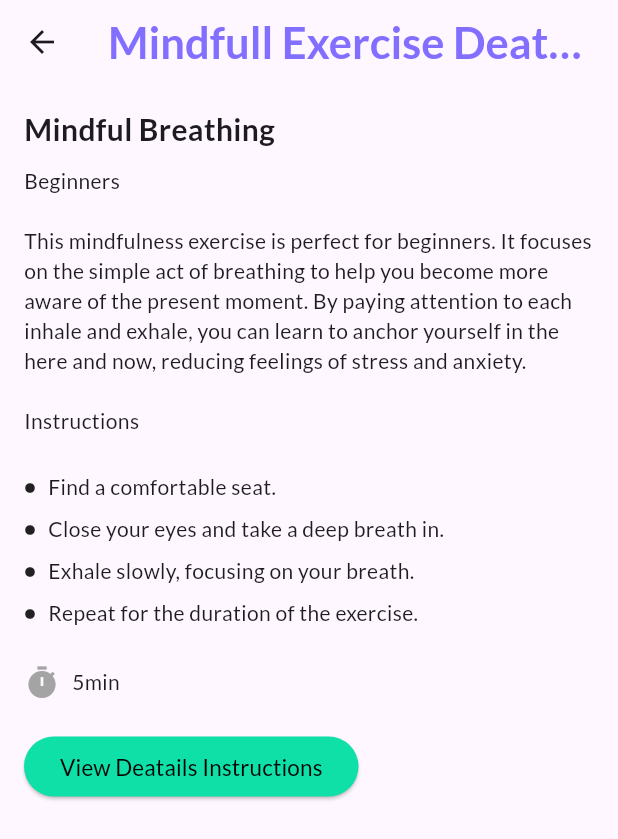
After one commit to pradeepjayathilaka/Meditator_app, a Flutter app: the screen it shows after launch, after a tap on "Mindful Breathing", on a phone screen of 412 x 824 dp. The commit adds this screen. Shown: the top 839 px of the screen. Run offline on Flutter 3.47's test engine with Material 3 defaults, Android fonts, the phone set to English and light mode, and no system bars; our stand-ins replace flutter_svg, go_router, google_fonts.

Commit message:
Add mindfulness exercise details page and routing; update exercise URLs

```diff
--- a/lib/main_screens/minfull_exercises_page.dart
+++ b/lib/main_screens/minfull_exercises_page.dart
@@ -1,6 +1,10 @@
+import 'dart:convert';
+
 import 'package:flutter/material.dart';
+import 'package:go_router/go_router.dart';
 import 'package:meditator_app/models/mindfull_exercise_mdel.dart';
 import 'package:meditator_app/providers/mindfull_exercise_provide.dart';
+import 'package:meditator_app/router/router_names.dart';
 import 'package:meditator_app/utils/colors.dart';
 import 'package:meditator_app/utils/text_styles.dart';
 import 'package:provider/provider.dart';
@@ -69,7 +73,16 @@ class MinfullExercisesPage extends StatelessWidget {
                       itemBuilder: (context, index) {
                         MindfulnessExercise singleMindfulnessExercise =
                             mindfulnessExercisesnew.mindfullExercises[index];
-                        return Container(
+                        return GestureDetector(
+                          onTap: () {
+                            GoRouter.of(context).pushNamed(
+                                RouterNames.mindfullExercise,
+                                queryParameters: {
+                                  "mindfullExercise": jsonEncode(
+                                      singleMindfulnessExercise.toJson())
+                                });
+                          },
+                          child: Container(
                             margin: EdgeInsets.symmetric(vertical: 5),
                             decoration: BoxDecoration(
                               color: AppColors.primaryDarkBlue.withOpacity(0.1),
@@ -80,7 +93,8 @@ class MinfullExercisesPage extends StatelessWidget {
                                 borderRadius: BorderRadius.circular(10),
                                 child: Image.asset(
                                   singleMindfulnessExercise.imagePath,
-                                width: MediaQuery.of(context).size.width * 0.13,
+                                  width:
+                                      MediaQuery.of(context).size.width * 0.13,
                                   height:
                                       MediaQuery.of(context).size.width * 0.13,
                                   fit: BoxFit.cover,
@@ -95,9 +109,10 @@ class MinfullExercisesPage extends StatelessWidget {
                                 maxLines: 2,
                                 overflow: TextOverflow.ellipsis,
                                 style: AppTextStyles.bodyStyle.copyWith(
-                                color:
-                                    AppColors.primaryDarkBlue.withOpacity(0.7),
+                                  color: AppColors.primaryDarkBlue
+                                      .withOpacity(0.7),
                                   fontSize: 14,
+                                ),
                               ),
                             ),
                           ),
--- /dev/null
+++ b/lib/pages/mindfull_exercise_details_page.dart
@@ -0,0 +1,128 @@
+import 'package:flutter/material.dart';
+import 'package:meditator_app/models/mindfull_exercise_mdel.dart';
+import 'package:meditator_app/utils/colors.dart';
+import 'package:meditator_app/utils/text_styles.dart';
+import 'package:url_launcher/url_launcher.dart';
+
+class MindfullExerciseDetailsPage extends StatelessWidget {
+  final MindfulnessExercise mindfulnessExercise;
+  const MindfullExerciseDetailsPage({
+    super.key,
+    required this.mindfulnessExercise,
+  });
+  Future<void> _launchUrl(String url) async {
+    final Uri uri = Uri.parse(url);
+    if (await canLaunchUrl(uri)) {
+      await launchUrl(uri);
+    } else {
+      throw "Could not launvh $url";
+    }
+  }
+
+  @override
+  Widget build(BuildContext context) {
+    return Scaffold(
+      appBar: AppBar(
+        title: Text(
+          "Mindfull Exercise Deatails",
+          style: TextStyle(
+            fontSize: 29,
+            fontWeight: FontWeight.bold,
+            color: AppColors.primaryPurple,
+          ),
+        ),
+      ),
+      body: SafeArea(
+          child: SingleChildScrollView(
+        child: Padding(
+          padding: const EdgeInsets.symmetric(horizontal: 16, vertical: 16),
+          child: Column(
+            crossAxisAlignment: CrossAxisAlignment.start,
+            children: [
+              Text(
+                mindfulnessExercise.name,
+                style: AppTextStyles.titleStyle,
+              ),
+              const SizedBox(
+                height: 10,
+              ),
+              Text(
+                mindfulnessExercise.category,
+              ),
+              const SizedBox(
+                height: 20,
+              ),
+              Text(
+                mindfulnessExercise.description,
+              ),
+              const SizedBox(
+                height: 20,
+              ),
+              Text(
+                "Instructions",
+              ),
+              const SizedBox(
+                height: 20,
+              ),
+              ...mindfulnessExercise.instructions.map(
+                (instruction) => Padding(
+                  padding: EdgeInsets.symmetric(vertical: 4),
+                  child: Row(
+                    crossAxisAlignment: CrossAxisAlignment.center,
+                    children: [
+                      const Icon(
+                        Icons.circle,
+                        size: 8,
+                      ),
+                      SizedBox(
+                        width: 8,
+                      ),
+                      Expanded(
+                        child: Text(instruction),
+                      )
+                    ],
+                  ),
+                ),
+              ),
+              const SizedBox(
+                height: 20,
+              ),
+              Row(
+                children: [
+                  const Icon(
+                    Icons.timer,
+                    color: AppColors.primaryGrey,
+                  ),
+                  SizedBox(
+                    width: 8,
+                  ),
+                  Text(
+                    "${mindfulnessExercise.duration}min",
+                  ),
+                ],
+              ),
+              const SizedBox(
+                height: 20,
+              ),
+              ElevatedButton(
+                onPressed: () async {
+                  await _launchUrl(mindfulnessExercise.instructionsUrl);
+                },
+                style: ButtonStyle(
+                    backgroundColor:
+                        WidgetStateProperty.all<Color>(AppColors.primaryGreen)),
+                child: Text(
+                  "View Deatails Instructions",
+                  style: TextStyle(
+                    color: Colors.black,
+                    fontSize: 15,
+                  ),
+                ),
+              )
+            ],
+          ),
+        ),
+      )),
+    );
+  }
+}
--- a/lib/providers/mindfull_exercise_provide.dart
+++ b/lib/providers/mindfull_exercise_provide.dart
@@ -20,7 +20,7 @@ class MindfullExerciseProvide extends ChangeNotifier {
           "Repeat for the duration of the exercise."
         ],
         duration: 5,
-        instructionsUrl: "https://github.com/HGSChandeepa/Meditate",
+        instructionsUrl: "https://github.com/pradeepjayathilaka/Meditator_app",
         imagePath: "assets/images/mindfull.png",
       ),
       MindfulnessExercise(
@@ -36,7 +36,7 @@ class MindfullExerciseProvide extends ChangeNotifier {
         ],
         imagePath: "assets/images/mindfull.png",
         duration: 10,
-        instructionsUrl: "https://github.com/HGSChandeepa/Meditate",
+         instructionsUrl: "https://github.com/pradeepjayathilaka/Meditator_app",
       ),
       MindfulnessExercise(
         category: "Stress Relief",
@@ -51,7 +51,7 @@ class MindfullExerciseProvide extends ChangeNotifier {
           "Slowly move your attention up through your body, relaxing each part as you go."
         ],
         duration: 15,
-        instructionsUrl: "https://github.com/HGSChandeepa/Meditate",
+        instructionsUrl: "https://github.com/pradeepjayathilaka/Meditator_app",
       ),
       MindfulnessExercise(
         category: "Focus",
@@ -66,7 +66,7 @@ class MindfullExerciseProvide extends ChangeNotifier {
           "If your mind wanders, gently bring it back to the task at hand."
         ],
         duration: 10,
-        instructionsUrl: "https://github.com/HGSChandeepa/Meditate",
+         instructionsUrl: "https://github.com/pradeepjayathilaka/Meditator_app",
       ),
       MindfulnessExercise(
         category: "Anxiety Relief",
@@ -83,7 +83,7 @@ class MindfullExerciseProvide extends ChangeNotifier {
           "Identify one thing you can taste."
         ],
         duration: 10,
-        instructionsUrl: "https://github.com/HGSChandeepa/Meditate",
+        instructionsUrl: "https://github.com/pradeepjayathilaka/Meditator_app",
       ),
       MindfulnessExercise(
         category: "Mindfulness",
@@ -98,7 +98,7 @@ class MindfullExerciseProvide extends ChangeNotifier {
           "Focus on your breath and the rhythm of your movement."
         ],
         duration: 15,
-        instructionsUrl: "https://github.com/HGSChandeepa/Meditate",
+        instructionsUrl: "https://github.com/pradeepjayathilaka/Meditator_app",
       ),
       MindfulnessExercise(
         category: "Self-Acceptance",
@@ -113,7 +113,7 @@ class MindfullExerciseProvide extends ChangeNotifier {
           "Extend these phrases to others: 'May you be happy. May you be healthy. May you be safe. May you live with ease.'"
         ],
         duration: 10,
-        instructionsUrl: "https://github.com/HGSChandeepa/Meditate",
+        instructionsUrl: "https://github.com/pradeepjayathilaka/Meditator_app",
       ),
       MindfulnessExercise(
         category: "Relaxation",
@@ -128,7 +128,7 @@ class MindfullExerciseProvide extends ChangeNotifier {
           "Move up through your body, tensing and relaxing each muscle group."
         ],
         duration: 15,
-        instructionsUrl: "https://github.com/HGSChandeepa/Meditate",
+        instructionsUrl: "https://github.com/pradeepjayathilaka/Meditator_app",
       ),
       MindfulnessExercise(
         category: "Energy",
@@ -143,7 +143,7 @@ class MindfullExerciseProvide extends ChangeNotifier {
           "Hold each stretch for a few breaths, focusing on the sensations in your body."
         ],
         duration: 5,
-        instructionsUrl: "https://github.com/HGSChandeepa/Meditate",
+        instructionsUrl: "https://github.com/pradeepjayathilaka/Meditator_app",
       ),
       MindfulnessExercise(
         category: "Creativity",
@@ -158,7 +158,7 @@ class MindfullExerciseProvide extends ChangeNotifier {
           "If your mind wanders, gently bring your attention back to the drawing."
         ],
         duration: 10,
-        instructionsUrl: "https://github.com/HGSChandeepa/Meditate",
+         instructionsUrl: "https://github.com/pradeepjayathilaka/Meditator_app",
       ),
     ];
     mindfullExercises = List.from(_allMindfullExercises);
--- a/lib/router/router.dart
+++ b/lib/router/router.dart
@@ -1,5 +1,9 @@
+import 'dart:convert';
+
 import 'package:go_router/go_router.dart';
+import 'package:meditator_app/models/mindfull_exercise_mdel.dart';
 import 'package:meditator_app/pages/main_screen.dart';
+import 'package:meditator_app/pages/mindfull_exercise_details_page.dart';
 import 'package:meditator_app/router/router_names.dart';
 
 class RouterClass {
@@ -12,6 +16,19 @@ class RouterClass {
         builder: (context, state) {
           return const MainScreen();
         },
+      ),
+      GoRoute(
+        path: "/mindfullExercise",
+        name: RouterNames.mindfullExercise,
+        builder: (context, state) {
+          final mindfulnessExerciseJson =
+              state.uri.queryParameters["mindfullExercise"];
+          final mindfulnessExercise = MindfulnessExercise.fromJson(
+              jsonDecode(mindfulnessExerciseJson!));
+          return MindfullExerciseDetailsPage(
+            mindfulnessExercise: mindfulnessExercise,
+          );
+        },
       )
     ],
   );
--- a/lib/router/router_names.dart
+++ b/lib/router/router_names.dart
@@ -1,3 +1,4 @@
 class RouterNames {
   static const String mainPage = '/';
+  static const String mindfullExercise = '/mindfullExercise';
 }
```
Lines whose indentation alone changed are shown as unchanged.
